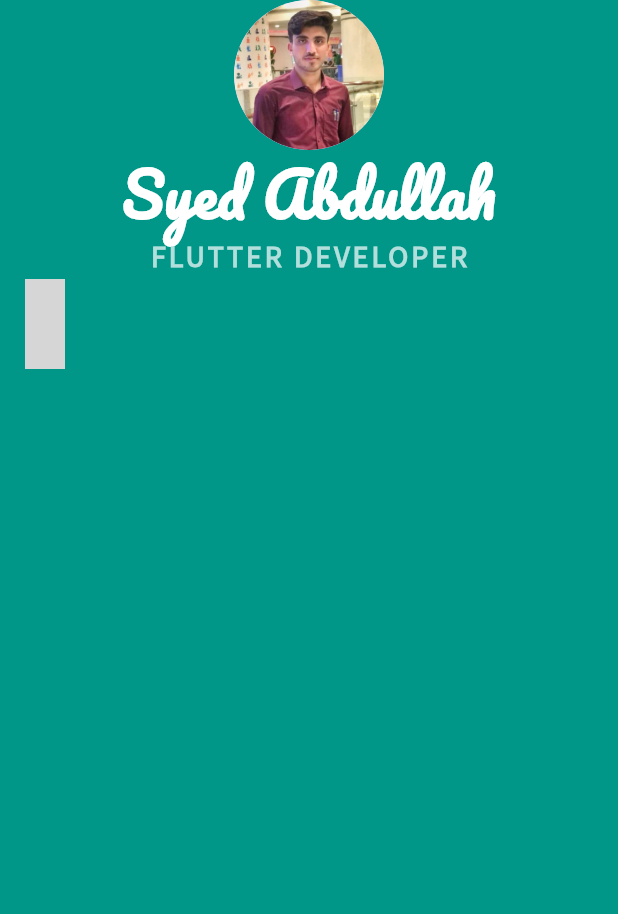
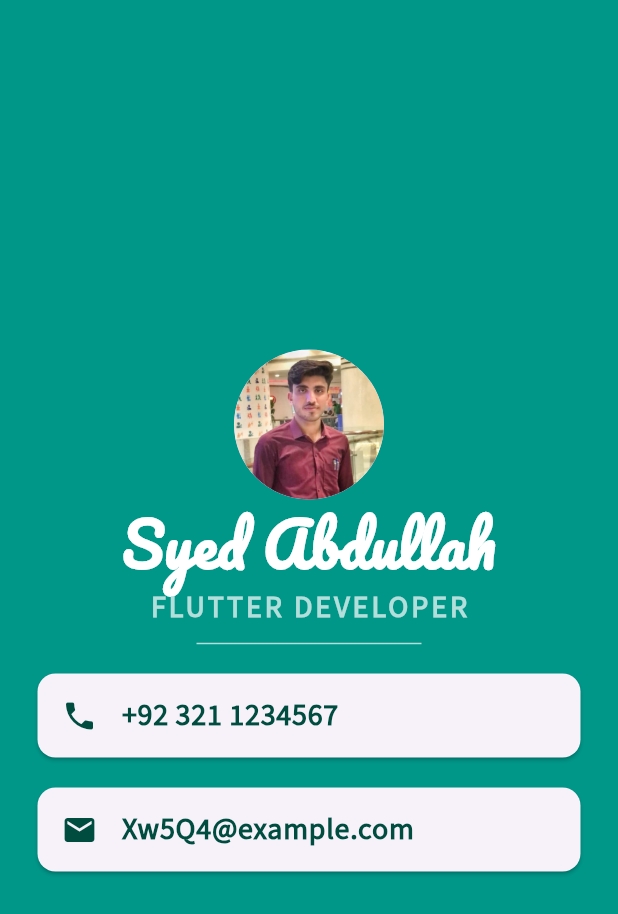
Before and after one commit to Abdullah-Hashmi/mi_card_flutter, a Flutter app: the screen it shows after launch, on a phone screen of 412 x 824 dp. Shown: the top 914 px of the screen. Run offline on Flutter 3.47's test engine with Material 3 defaults, Android fonts, the phone set to English and light mode, and no system bars; grey boxes are pictures that could not be loaded.

Commit message:
card design completed

```diff
--- a/lib/main.dart
+++ b/lib/main.dart
@@ -17,6 +17,7 @@ class MyApp extends StatelessWidget {
         body: SafeArea(
           child: Center(
             child: Column(
+              mainAxisAlignment: MainAxisAlignment.center,
               children: [
                 CircleAvatar(
                   radius: 50,
@@ -41,14 +42,50 @@ class MyApp extends StatelessWidget {
                     letterSpacing: 2,
                   ),
                 ),
-                Row(
-                  children: [
-                    Icon(
-                      Icons.campaign-outlined,
-                      color: const Color.fromARGB(255, 180, 106, 10),
-                      size: 60,
+                SizedBox(
+                  height: 20,
+                  width: 150,
+                  child: Divider(
+                    color: Colors.teal.shade100,
+                  ),
+                ),
+                Card(
+                  margin: const EdgeInsets.symmetric(
+                    vertical: 10,
+                    horizontal: 25,
+                  ),
+                  child: ListTile(
+                    leading: Icon(
+                      Icons.phone,
+                      color: Colors.teal.shade900,
                     ),
-                  ],
+                    title: Text("+92 321 1234567",
+                        style: TextStyle(
+                          fontFamily: 'SourceSans3',
+                          fontSize: 20,
+                          color: Colors.teal.shade900,
+                          fontWeight: FontWeight.bold,
+                        )),
+                  ),
+                ),
+                Card(
+                  margin: const EdgeInsets.symmetric(
+                    vertical: 10,
+                    horizontal: 25,
+                  ),
+                  child: ListTile(
+                    leading: Icon(
+                      Icons.email,
+                      color: Colors.teal.shade900,
+                    ),
+                    title: Text("Xw5Q4@example.com",
+                        style: TextStyle(
+                          fontFamily: 'SourceSans3',
+                          fontSize: 20,
+                          color: Colors.teal.shade900,
+                          fontWeight: FontWeight.bold,
+                        )),
+                  ),
                 )
               ],
             ),
```
